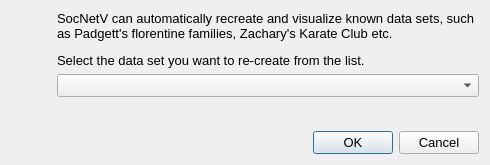
Qt form src/forms/datasetselectdialog.ui (socnetv/app) before a commit.
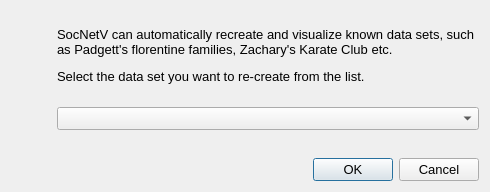
The same form after that commit. Icons and pictures are not drawn.

Commit message: fixing dataset recreate dialog in mac e

The edit to the form file:
```diff
--- a/src/forms/datasetselectdialog.ui
+++ b/src/forms/datasetselectdialog.ui
@@ -10,7 +10,7 @@
     <x>0</x>
     <y>0</y>
     <width>490</width>
-    <height>165</height>
+    <height>192</height>
    </rect>
   </property>
   <property name="sizePolicy">
@@ -75,7 +75,7 @@
      <property name="minimumSize">
       <size>
        <width>400</width>
-       <height>0</height>
+       <height>90</height>
       </size>
      </property>
      <property name="text">
```
Left out of the diff: 30 changed lines with no effect on the pictures.
